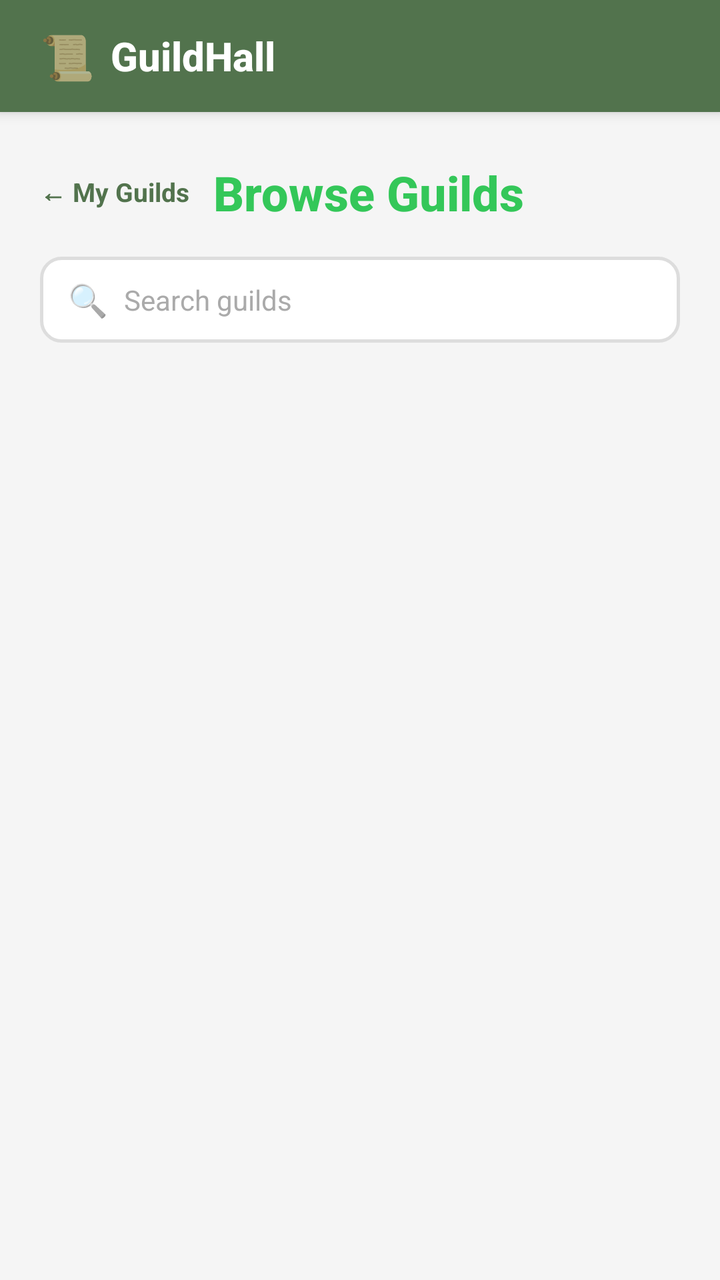
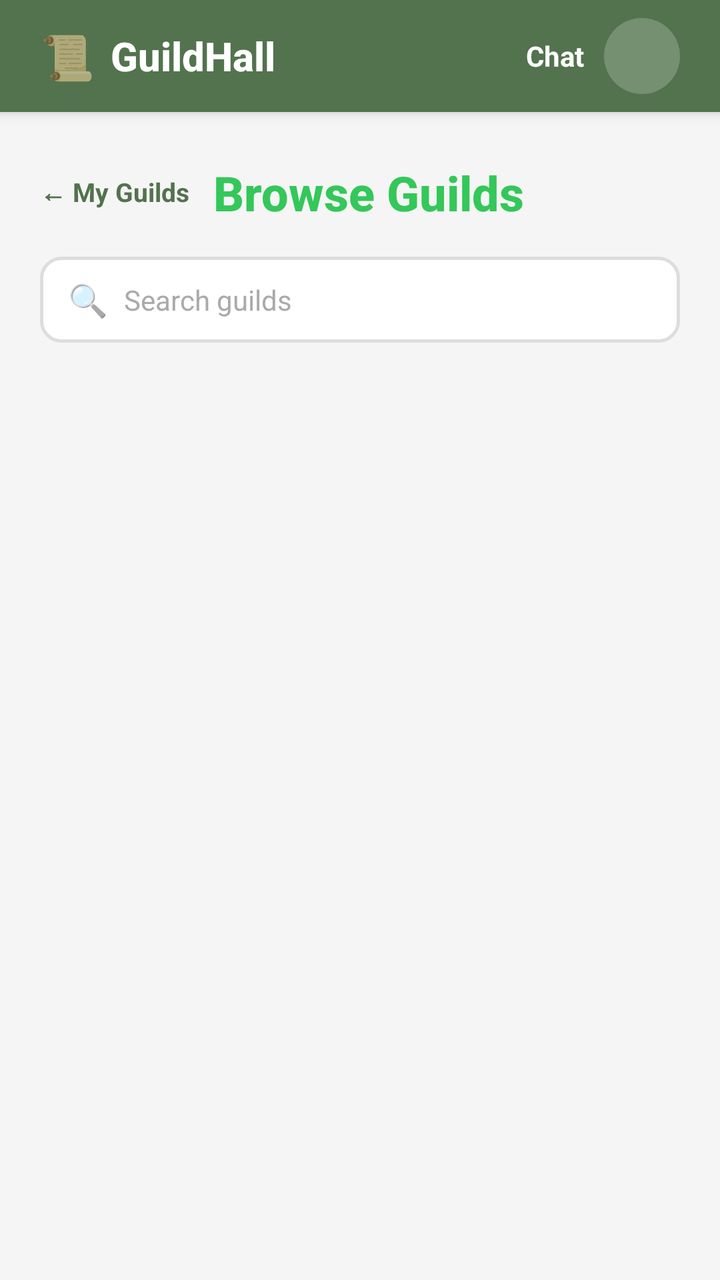

Before-and-after screenshots of an Android layout around one commit, followed by the original layout XML and the change that was made.
<!-- AndroidManifest.xml: application theme Theme.GuildHall -->
<!-- res/layout/activity_browse_guilds.xml -->
<?xml version="1.0" encoding="utf-8"?>
<LinearLayout
    xmlns:android="http://schemas.android.com/apk/res/android"
    android:layout_width="match_parent"
    android:layout_height="match_parent"
    android:orientation="vertical"
    android:background="@color/background">

    
    <LinearLayout
        android:layout_width="match_parent"
        android:layout_height="56dp"
        android:background="@color/panel_bg"
        android:gravity="center_vertical"
        android:orientation="horizontal"
        android:paddingHorizontal="20dp"
        android:elevation="4dp">

        <TextView
            android:layout_width="wrap_content"
            android:layout_height="wrap_content"
            android:text="📜"
            android:textSize="22sp" />

        <TextView
            android:layout_width="0dp"
            android:layout_height="wrap_content"
            android:layout_marginStart="8dp"
            android:layout_weight="1"
            android:fontFamily="sans-serif-medium"
            android:text="@string/guildhall"
            android:textColor="@color/surface_white"
            android:textSize="20sp"
            android:textStyle="bold" />
    </LinearLayout>

    
    <LinearLayout
        android:layout_width="match_parent"
        android:layout_height="match_parent"
        android:orientation="vertical"
        android:paddingHorizontal="20dp"
        android:paddingTop="24dp"
        android:paddingBottom="16dp">

        
        <LinearLayout
            android:layout_width="match_parent"
            android:layout_height="wrap_content"
            android:gravity="center_vertical"
            android:orientation="horizontal"
            android:layout_marginBottom="16dp">

            <TextView
                android:id="@+id/btnBack"
                android:layout_width="wrap_content"
                android:layout_height="wrap_content"
                android:text="← My Guilds"
                android:textColor="@color/secondary_green"
                android:textSize="13sp"
                android:textStyle="bold"
                android:clickable="true"
                android:focusable="true"
                android:paddingEnd="12dp"
                android:paddingVertical="4dp" />

            <TextView
                android:layout_width="0dp"
                android:layout_height="wrap_content"
                android:layout_weight="1"
                android:fontFamily="sans-serif-medium"
                android:text="Browse Guilds"
                android:textColor="@color/primary_green"
                android:textSize="24sp"
                android:textStyle="bold" />
        </LinearLayout>

        
        <LinearLayout
            android:layout_width="match_parent"
            android:layout_height="wrap_content"
            android:background="@drawable/bg_search_field"
            android:gravity="center_vertical"
            android:orientation="horizontal"
            android:paddingHorizontal="14dp"
            android:paddingVertical="4dp"
            android:layout_marginBottom="16dp">

            <TextView
                android:layout_width="wrap_content"
                android:layout_height="wrap_content"
                android:text="🔍"
                android:textSize="16sp"
                android:layout_marginEnd="8dp" />

            <EditText
                android:id="@+id/etSearch"
                android:layout_width="match_parent"
                android:layout_height="wrap_content"
                android:background="@null"
                android:hint="Search guilds"
                android:inputType="text"
                android:textColor="@color/text_primary"
                android:textColorHint="@color/text_hint"
                android:textSize="14sp"
                android:paddingVertical="8dp" />
        </LinearLayout>

        
        <ProgressBar
            android:id="@+id/progressBar"
            style="?android:attr/progressBarStyleHorizontal"
            android:layout_width="match_parent"
            android:layout_height="4dp"
            android:layout_marginBottom="8dp"
            android:indeterminate="true"
            android:indeterminateTint="@color/primary_green"
            android:visibility="gone" />

        
        <LinearLayout
            android:id="@+id/errorContainer"
            android:layout_width="match_parent"
            android:layout_height="wrap_content"
            android:layout_marginBottom="16dp"
            android:background="@drawable/bg_error_box"
            android:orientation="vertical"
            android:paddingHorizontal="16dp"
            android:paddingVertical="14dp"
            android:visibility="gone">

            <TextView
                android:id="@+id/tvError"
                android:layout_width="match_parent"
                android:layout_height="wrap_content"
                android:textColor="@color/error_red"
                android:textSize="13sp"
                android:layout_marginBottom="10dp" />

            <com.google.android.material.button.MaterialButton
                android:id="@+id/btnRetry"
                style="@style/Widget.GuildHall.Button.Primary"
                android:layout_width="wrap_content"
                android:layout_height="wrap_content"
                android:text="Try Again"
                android:layout_gravity="end" />
        </LinearLayout>

        
        <TextView
            android:id="@+id/tvEmpty"
            android:layout_width="match_parent"
            android:layout_height="wrap_content"
            android:gravity="center"
            android:paddingVertical="48dp"
            android:text="No guilds available yet."
            android:textColor="@color/text_hint"
            android:textSize="15sp"
            android:visibility="gone" />

        
        <androidx.recyclerview.widget.RecyclerView
            android:id="@+id/recyclerView"
            android:layout_width="match_parent"
            android:layout_height="0dp"
            android:layout_weight="1"
            android:clipToPadding="false"
            android:paddingBottom="16dp" />

    </LinearLayout>
</LinearLayout>
<!-- resources referenced by this layout -->
<resources>
  <color name="background">#F5F5F5</color>
  <color name="error_red">#C73434</color>
  <color name="panel_bg">#52734D</color>
  <color name="primary_green">#34C759</color>
  <color name="secondary_green">#52734D</color>
  <color name="surface_white">#FFFFFF</color>
  <color name="text_hint">#AAAAAA</color>
  <color name="text_primary">#1A1A1A</color>
  <!-- drawable bg_error_box (drawable) -->
  <?xml version="1.0" encoding="utf-8"?>
  <shape xmlns:android="http://schemas.android.com/apk/res/android"
      android:shape="rectangle">
      <solid android:color="@color/error_bg" />
      <stroke
          android:width="1dp"
          android:color="@color/error_border" />
      <corners android:radius="8dp" />
  </shape>
  <!-- drawable bg_search_field (drawable) -->
  <?xml version="1.0" encoding="utf-8"?>
  <shape xmlns:android="http://schemas.android.com/apk/res/android"
      android:shape="rectangle">
      <solid android:color="@color/surface_white" />
      <stroke android:width="1.5dp" android:color="@color/border_default" />
      <corners android:radius="10dp" />
  </shape>
  <string name="guildhall">GuildHall</string>
  <style name="Widget.GuildHall.Button.Primary" parent="Widget.MaterialComponents.Button">
          <item name="android:backgroundTint">@color/primary_green</item>
          <item name="android:textColor">@color/surface_white</item>
          <item name="android:textSize">16sp</item>
          <item name="android:textStyle">bold</item>
          <item name="android:fontFamily">sans-serif-medium</item>
          <item name="cornerRadius">50dp</item>
          <item name="android:paddingTop">14dp</item>
          <item name="android:paddingBottom">14dp</item>
          <item name="android:letterSpacing">0</item>
          <item name="android:elevation">0dp</item>
          <item name="android:stateListAnimator">@null</item>
      </style>
  <style name="Theme.GuildHall" parent="Theme.MaterialComponents.Light.NoActionBar">
          <item name="colorPrimary">@color/primary_green</item>
          <item name="colorPrimaryDark">@color/status_bar</item>
          <item name="colorAccent">@color/primary_green</item>
          <item name="android:windowBackground">@color/background</item>
          <item name="android:statusBarColor">@color/status_bar</item>
          <item name="android:fontFamily">sans-serif</item>
      </style>
  <color name="error_bg">#FFE5E5</color>
  <color name="error_border">#F5C6C6</color>
  <color name="border_default">#DDDDDD</color>
  <color name="status_bar">#3A5C36</color>
</resources>

<!-- the commit's change to res/layout/activity_browse_guilds.xml (unified diff, before → after) -->
@@ -31,6 +31,25 @@
             android:text="@string/guildhall"
             android:textColor="@color/surface_white"
             android:textSize="20sp"
+            android:textStyle="bold" />
+
+        <TextView
+            android:id="@+id/btnChat"
+            android:layout_width="wrap_content"
+            android:layout_height="40dp"
+            android:gravity="center"
+            android:paddingHorizontal="10dp"
+            android:text="Chat"
+            android:textColor="@color/surface_white"
+            android:textStyle="bold" />
+
+        <TextView
+            android:id="@+id/btnProfile"
+            android:layout_width="38dp"
+            android:layout_height="38dp"
+            android:background="@drawable/bg_logout_btn"
+            android:gravity="center"
+            android:textColor="@color/surface_white"
             android:textStyle="bold" />
     </LinearLayout>
 
<!-- resource entries referenced after the edit -->
@@ -17,6 +17,13 @@
           android:width="1dp"
           android:color="@color/error_border" />
       <corners android:radius="8dp" />
+  </shape>
+  <!-- drawable bg_logout_btn (drawable) -->
+  <?xml version="1.0" encoding="utf-8"?>
+  <shape xmlns:android="http://schemas.android.com/apk/res/android"
+      android:shape="rectangle">
+      <solid android:color="#33FFFFFF" />
+      <corners android:radius="20dp" />
   </shape>
   <!-- drawable bg_search_field (drawable) -->
   <?xml version="1.0" encoding="utf-8"?>
